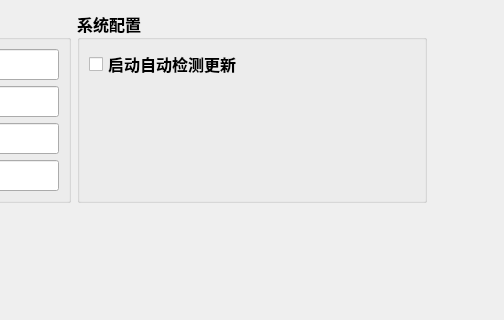
Old version of the form project/widgets/otherwidget.ui in the repository RTduino/pinout-generator; both pictures show x 290 to 794 and y 0 to 320 of the 1358 by 796 pixel window.
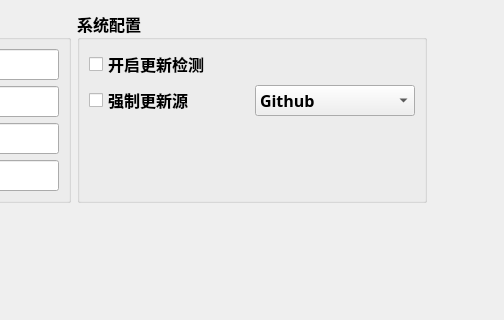
New version of the form. Custom widgets are drawn as their Qt base class.

Diff of the .ui file:
```diff
--- a/project/widgets/otherwidget.ui
+++ b/project/widgets/otherwidget.ui
@@ -180,14 +180,35 @@
       <string>系统配置</string>
      </property>
      <layout class="QGridLayout" name="gridLayout_8">
-      <item row="0" column="0">
-       <widget class="QCheckBox" name="checkBox_update">
-        <property name="text">
-         <string>启动自动检测更新</string>
-        </property>
-       </widget>
-      </item>
       <item row="1" column="0">
+       <widget class="QCheckBox" name="checkBox_update_src">
+        <property name="text">
+         <string>强制更新源</string>
+        </property>
+       </widget>
+      </item>
+      <item row="1" column="1">
+       <widget class="QComboBox" name="comboBox_update_src">
+        <item>
+         <property name="text">
+          <string>Github</string>
+         </property>
+        </item>
+        <item>
+         <property name="text">
+          <string>Gitee</string>
+         </property>
+        </item>
+       </widget>
+      </item>
+      <item row="0" column="0" colspan="2">
+       <widget class="QCheckBox" name="checkBox_update">
+        <property name="text">
+         <string>开启更新检测</string>
+        </property>
+       </widget>
+      </item>
+      <item row="3" column="0" colspan="2">
        <spacer name="verticalSpacer_2">
         <property name="orientation">
          <enum>Qt::Vertical</enum>
```
